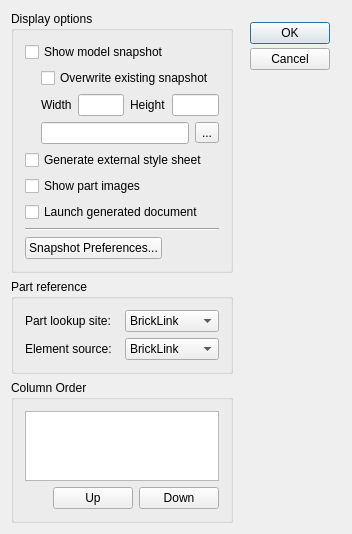
Qt form ldvlib/LDVQt/LDVPartList.ui (trevorsandy/lpub3d-ci) before a commit.
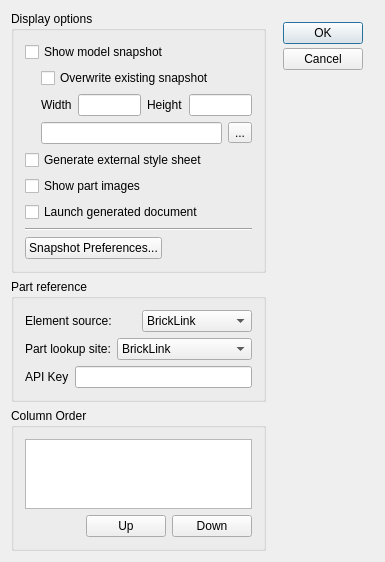
The same form after that commit. Icons and pictures are not drawn.

Commit message: Add Rebrickable.com and to HTML Part List lookup sites #239

What changed in the file:
```diff
--- a/ldvlib/LDVQt/LDVPartList.ui
+++ b/ldvlib/LDVQt/LDVPartList.ui
@@ -8,7 +8,7 @@
     <x>0</x>
     <y>0</y>
     <width>352</width>
-    <height>495</height>
+    <height>537</height>
    </rect>
   </property>
   <property name="windowTitle">
@@ -256,34 +256,6 @@
         <string>Part reference</string>
        </property>
        <layout class="QVBoxLayout" name="verticalLayout">
-        <item>
-         <layout class="QHBoxLayout" name="horizontalLayout_2">
-          <item>
-           <widget class="QLabel" name="label_3">
-            <property name="text">
-             <string>Part lookup site:</string>
-            </property>
-           </widget>
-          </item>
-          <item>
-           <widget class="QComboBox" name="partLookupSiteCombo">
-            <property name="toolTip">
-             <string>Select part lookup website</string>
-            </property>
-            <item>
-             <property name="text">
-              <string>BrickLink</string>
-             </property>
-            </item>
-            <item>
-             <property name="text">
-              <string>Peeron</string>
-             </property>
-            </item>
-           </widget>
-          </item>
-         </layout>
-        </item>
         <item>
          <layout class="QHBoxLayout" name="horizontalLayout_3">
           <item>
@@ -312,6 +284,62 @@
           </item>
          </layout>
         </item>
+        <item>
+         <layout class="QHBoxLayout" name="horizontalLayout_2">
+          <item>
+           <widget class="QLabel" name="label_3">
+            <property name="text">
+             <string>Part lookup site:</string>
+            </property>
+           </widget>
+          </item>
+          <item>
+           <widget class="QComboBox" name="partLookupSiteCombo">
+            <property name="toolTip">
+             <string>Select part lookup website</string>
+            </property>
+            <item>
+             <property name="text">
+              <string>BrickLink</string>
+             </property>
+            </item>
+            <item>
+             <property name="text">
+              <string>Peeron</string>
+             </property>
+            </item>
+            <item>
+             <property name="text">
+              <string>Rebrickable</string>
+             </property>
+            </item>
+            <item>
+             <property name="text">
+              <string>LDraw Part Tracker</string>
+             </property>
+            </item>
+           </widget>
+          </item>
+         </layout>
+        </item>
+        <item>
+         <layout class="QHBoxLayout" name="horizontalLayout_7">
+          <item>
+           <widget class="QLabel" name="label">
+            <property name="text">
+             <string>API Key</string>
+            </property>
+           </widget>
+          </item>
+          <item>
+           <widget class="QLineEdit" name="rebrickableKeyEdit">
+            <property name="toolTip">
+             <string>Enter your Rebrickable API Key or leave blank to use the LPub3D default key</string>
+            </property>
+           </widget>
+          </item>
+         </layout>
+        </item>
        </layout>
       </widget>
      </item>
```
The commit also changes 20 other files.
